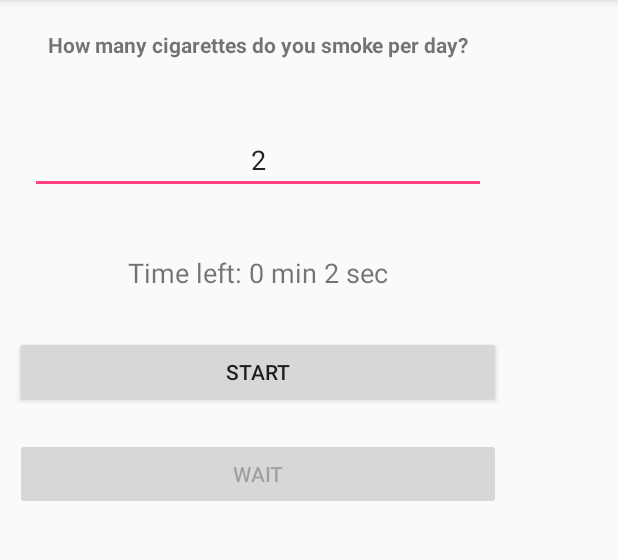
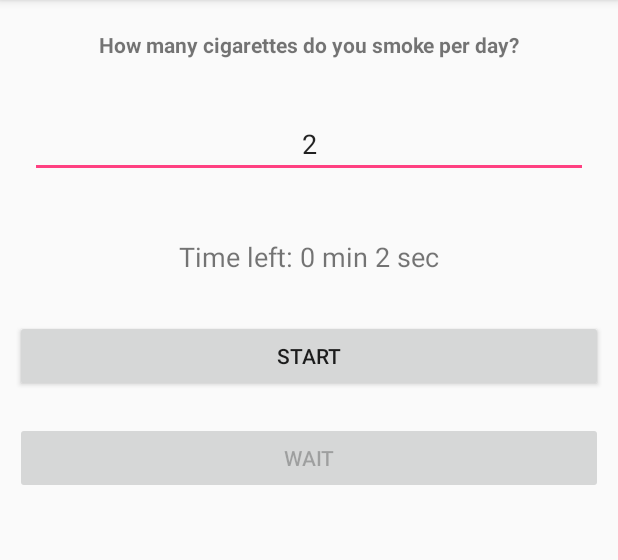
Before and after one commit to uronil/QuitSmoking-v1.0, an Android app: the screen it shows after launch (MainActivity), after a tap on "START", on a phone screen of 412 x 824 dp, the part 84-644 px from its top. Run offline under Robolectric (Android 15) with nearby library versions, the phone set to English and light mode, and no system bars.

```diff
--- a/app/src/main/java/com/almost_production/quitsmoking/MainActivity.java
+++ b/app/src/main/java/com/almost_production/quitsmoking/MainActivity.java
@@ -2,11 +2,15 @@ package com.almost_production.quitsmoking;
 
 import android.app.NotificationManager;
 import android.app.PendingIntent;
+import android.content.BroadcastReceiver;
+import android.content.Context;
 import android.content.Intent;
 import android.os.CountDownTimer;
+import android.os.Vibrator;
 import android.support.v4.app.NotificationCompat;
 import android.support.v7.app.AppCompatActivity;
 import android.os.Bundle;
+import android.util.Log;
 import android.view.View;
 import android.widget.Button;
 import android.widget.EditText;
@@ -55,6 +59,7 @@ public class MainActivity extends AppCompatActivity {
         });
     }
 
+
     RemoteViews remoteViews;
     NotificationCompat.Builder builder;
     NotificationManager notificationmanager;
@@ -62,14 +67,18 @@ public class MainActivity extends AppCompatActivity {
     public void CustomNotification() {
         //remoteViews = new RemoteViews(getPackageName(), R.layout.notification);
         // old intent
-        Intent intent = new Intent(this, MainActivity.class);
+        //Intent intent = new Intent(this, MainActivity.class);
         //intent.setFlags(Intent.FLAG_ACTIVITY_CLEAR_TOP
         //        | Intent.FLAG_ACTIVITY_SINGLE_TOP);
-        pIntent = PendingIntent.getActivity(this, 0, intent, PendingIntent.FLAG_UPDATE_CURRENT);
+        //pIntent = PendingIntent.getActivity(this, 0, intent, PendingIntent.FLAG_UPDATE_CURRENT);
 
 //        Intent iAction1 = new Intent(this, MyIntentService.class);
 //        iAction1.setAction(MyIntentService.ACTION1);
 //        pIntent = PendingIntent.getService(this, 0, iAction1, PendingIntent.FLAG_UPDATE_CURRENT);
+
+        // INTENT LAST CHANCE
+        Intent intent = new Intent("Download_Cancelled");
+        pIntent = PendingIntent.getBroadcast(this, 0, intent, 0);
 
         builder = new NotificationCompat.Builder(this)
                 .setSmallIcon(R.drawable.smoke)
@@ -84,9 +93,15 @@ public class MainActivity extends AppCompatActivity {
 //        remoteViews.setTextViewText(R.id.title,"Time left");
 //        remoteViews.setTextViewText(R.id.text,timeleft);
 
-
         notificationmanager = (NotificationManager) getSystemService(NOTIFICATION_SERVICE);
         notificationmanager.notify(0, builder.build());
+    }
+
+    public static class DownloadCancelReceiver extends BroadcastReceiver {
+        @Override
+        public void onReceive(Context context, Intent intent) {
+            //ClickButton(false);
+        }
     }
 
     public void UpdateNotification(boolean cansmoke) {
@@ -96,6 +111,7 @@ public class MainActivity extends AppCompatActivity {
             //remoteViews.setImageViewResource(R.id.image,R.drawable.smoke);
             builder.setSmallIcon(R.drawable.smoke);
             builder.addAction(R.drawable.smoke,"I'm smoked", pIntent);
+
         } else {
             //remoteViews.setImageViewResource(R.id.image,R.drawable.smoke_no);
             builder.setSmallIcon(R.drawable.smoke_no);
--- a/app/src/main/res/layout/activity_main.xml
+++ b/app/src/main/res/layout/activity_main.xml
@@ -1,25 +1,14 @@
 <?xml version="1.0" encoding="utf-8"?>
-<android.support.constraint.ConstraintLayout
-    xmlns:android="http://schemas.android.com/apk/res/android"
+<LinearLayout xmlns:android="http://schemas.android.com/apk/res/android"
     xmlns:tools="http://schemas.android.com/tools"
-    xmlns:app="http://schemas.android.com/apk/res-auto"
     android:layout_width="match_parent"
-    android:layout_height="match_parent"
-    tools:context="com.almost_production.quitsmoking.MainActivity">
-
-    <LinearLayout
-        android:layout_width="344dp"
     android:layout_height="wrap_content"
-        android:orientation="vertical"
-        tools:layout_editor_absoluteX="8dp"
-        tools:layout_editor_absoluteY="8dp"
-
-        >
+    android:orientation="vertical">
 
     <TextView
         android:id="@+id/textView_descr"
         android:layout_width="match_parent"
-            android:layout_height="30dp"
+        android:layout_height="wrap_content"
         android:layout_margin="20dp"
         android:text="How many cigarettes do you smoke per day?"
         android:textAlignment="center"
@@ -71,5 +60,3 @@
         android:text="Wait" />
 
 </LinearLayout>
-
-</android.support.constraint.ConstraintLayout>
```
Also changed, not shown: app/src/main/AndroidManifest.xml (+8 -2 lines). Lines whose indentation alone changed are shown as unchanged.
